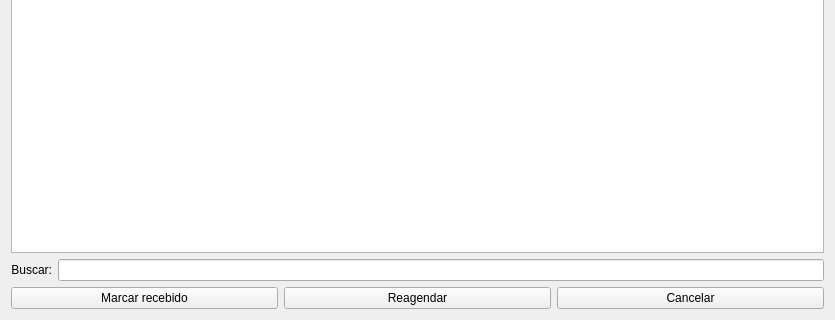
The window that ui/widgetlogisticarecebimento.ui (darktorres/ERP-STACCATO) describes before a commit, drawn with Qt 5; both pictures show x 0 to 835 and y 179 to 499 of the 835 by 499 pixel window.
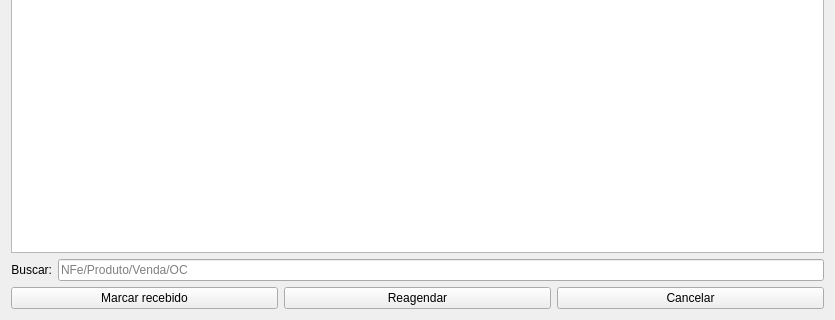
The same window after the commit. Custom widgets are drawn as their Qt base class.

Diff of the .ui file:
```diff
--- a/ui/widgetlogisticarecebimento.ui
+++ b/ui/widgetlogisticarecebimento.ui
@@ -76,6 +76,9 @@
        <property name="enabled">
         <bool>true</bool>
        </property>
+       <property name="placeholderText">
+        <string>NFe/Produto/Venda/OC</string>
+       </property>
       </widget>
      </item>
     </layout>
```
